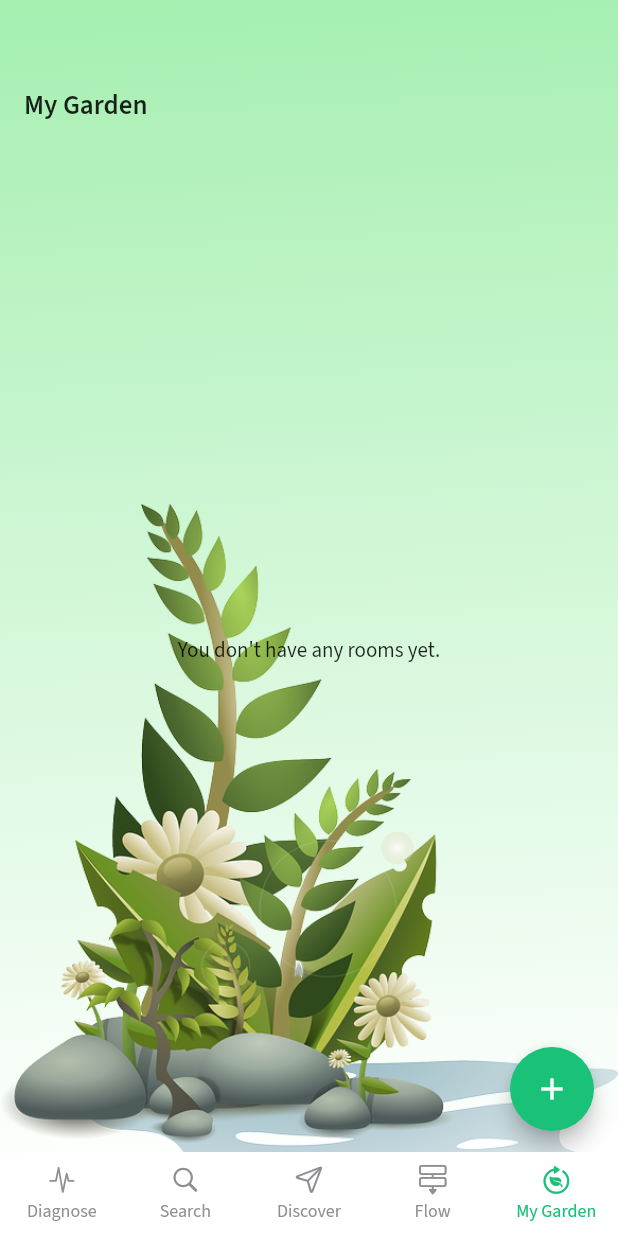
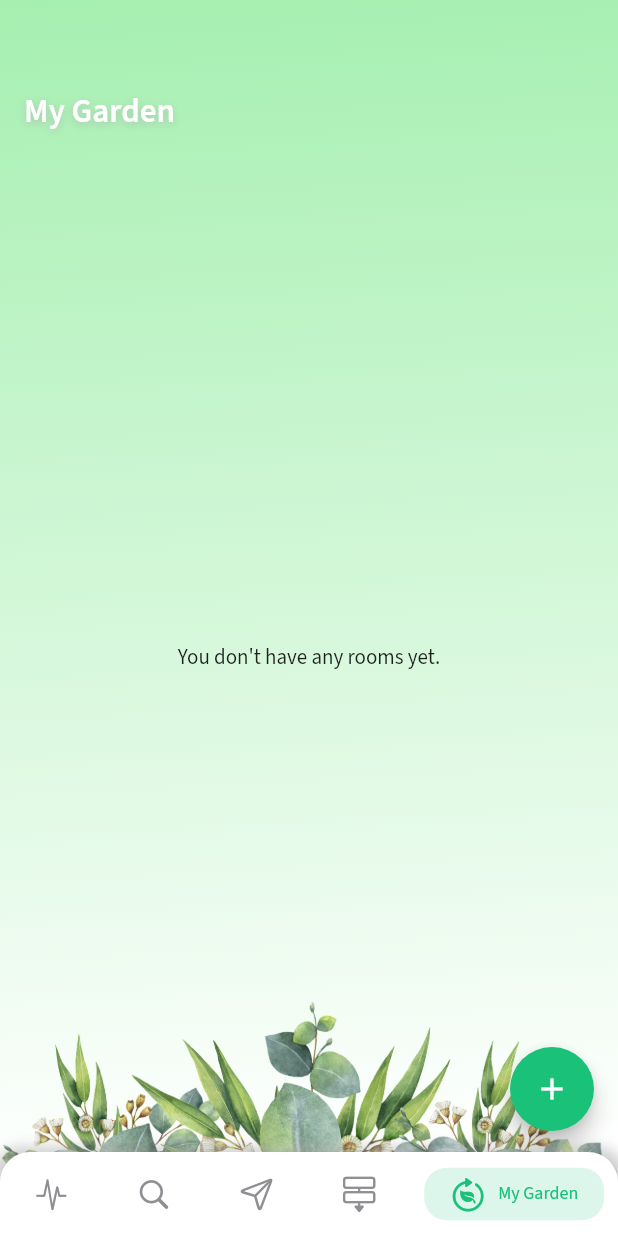
Before and after one commit to mertKatircioglu/bitky, a Flutter app: the HomeScreen screen opened directly, item 5 of the bottom bar chosen, on a phone screen of 412 x 824 dp. Run offline on Flutter 3.47's test engine with Material 2 defaults, Android fonts, the phone set to English and light mode, and no system bars; drawn by our look-alikes of persistent_bottom_nav_bar; our stand-ins replace accordion, animated_text_kit, appinio_swiper, cached_network_image, carousel_slider, cloud_firestore and 19 more; missing offline and left inert: dart:ffi, easy_image_viewer; accounts and stored records are empty; generated files the repository leaves out were written again.

Commit message:
-Some ui changes, bottom navigation bar shadow

```diff
--- a/lib/nav_bar_items/my_garden_item.dart
+++ b/lib/nav_bar_items/my_garden_item.dart
@@ -417,7 +417,8 @@ class _MyGardenState extends State<MyGarden> {
           width: MediaQuery.of(context).size.width,
           decoration:  const BoxDecoration(
             image: DecorationImage(
-                image: AssetImage('images/plant1.png'),alignment: Alignment.bottomCenter),
+                image: AssetImage('images/bt_banner.png',),
+                alignment: Alignment.bottomCenter),
             gradient: LinearGradient(
                 colors: [
                   Color(0xFFFFFFFF),
@@ -444,7 +445,16 @@ class _MyGardenState extends State<MyGarden> {
                       Text(
                         AppLocalizations.of(context)!.mygardentitle,
                         style: GoogleFonts.sourceSansPro(
-                            fontSize: 18, fontWeight: FontWeight.w600),
+                          color: Colors.white,
+                            shadows: [
+                              BoxShadow(
+                                color: Colors.grey.withOpacity(0.5),
+                                spreadRadius: 5,
+                                blurRadius: 7,
+                                offset: const Offset(0, 2), // changes position of shadow
+                              )
+                            ],
+                            fontSize: 22, fontWeight: FontWeight.w600),
                       ),
                       /*  IconButton(
                             onPressed: (){
--- a/lib/screens/home_screen.dart
+++ b/lib/screens/home_screen.dart
@@ -52,7 +52,7 @@ class _HomeScreenState extends State<HomeScreen> {
   List<PersistentBottomNavBarItem> _navBarsItems() {
     return [
       PersistentBottomNavBarItem(
-        icon: const Icon(CupertinoIcons.waveform_path_ecg, size: 20),
+        icon: const Icon(CupertinoIcons.waveform_path_ecg, size: 24),
         title: (AppLocalizations.of(context)!.diagnosetitle),
         textStyle: GoogleFonts.sourceSansPro(fontSize: 12),
 
@@ -60,21 +60,21 @@ class _HomeScreenState extends State<HomeScreen> {
         inactiveColorPrimary: CupertinoColors.systemGrey,
       ),
       PersistentBottomNavBarItem(
-        icon: const Icon(CupertinoIcons.search, size: 20,),
+        icon: const Icon(CupertinoIcons.search, size: 24,),
         title: (AppLocalizations.of(context)!.searchtitle),
         textStyle: GoogleFonts.sourceSansPro(fontSize: 12),
         activeColorPrimary: kPrymaryColor,
         inactiveColorPrimary: CupertinoColors.systemGrey,
       ),
       PersistentBottomNavBarItem(
-        icon: const Icon(CupertinoIcons.paperplane, size: 20),
+        icon: const Icon(CupertinoIcons.paperplane, size: 24),
         title: (AppLocalizations.of(context)!.discover),
         textStyle: GoogleFonts.sourceSansPro(fontSize: 12),
         activeColorPrimary: kPrymaryColor,
         inactiveColorPrimary: CupertinoColors.systemGrey,
       ),
       PersistentBottomNavBarItem(
-        icon: const Icon(CupertinoIcons.flowchart, size: 20,),
+        icon: const Icon(CupertinoIcons.flowchart, size: 24,),
         title: (AppLocalizations.of(context)!.flowtitle),
         textStyle: GoogleFonts.sourceSansPro(fontSize: 12),
         activeColorPrimary: kPrymaryColor,
@@ -82,7 +82,7 @@ class _HomeScreenState extends State<HomeScreen> {
       ),
 
       PersistentBottomNavBarItem(
-        icon: const Icon(CupertinoIcons.leaf_arrow_circlepath, size: 20),
+        icon: const Icon(CupertinoIcons.leaf_arrow_circlepath, size: 24),
         title: (AppLocalizations.of(context)!.mygardentitle),
         textStyle: GoogleFonts.sourceSansPro(fontSize: 12),
         activeColorPrimary: kPrymaryColor,
@@ -114,10 +114,18 @@ class _HomeScreenState extends State<HomeScreen> {
 
         },*/
         handleAndroidBackButtonPress: true,
-        navBarStyle: NavBarStyle.style6,
+        navBarStyle: NavBarStyle.style9,
         hideNavigationBarWhenKeyboardShows: true,
         decoration: NavBarDecoration(
-          borderRadius: BorderRadius.circular(20.0),
+          boxShadow:[
+            BoxShadow(
+              color: Colors.grey.withOpacity(0.5),
+              spreadRadius: 5,
+              blurRadius: 7,
+              offset: const Offset(0, 2), // changes position of shadow
+            )
+          ] ,
+          borderRadius: const BorderRadius.only(topLeft:Radius.circular( 20.0), topRight:Radius.circular( 20.0)),
           colorBehindNavBar: Colors.white,
 
         ),
--- a/lib/widgets/swipe_item_widget.dart
+++ b/lib/widgets/swipe_item_widget.dart
@@ -80,7 +80,7 @@ class ExampleCard extends StatelessWidget {
                               padding: const EdgeInsets.all(8.0),
                               child: Row(
                                 children:  [
-                                  const Icon(Icons.label,size: 24, color: kPrymaryColor,),
+                                  const Icon(Icons.label_important_outline_sharp,size: 24, color: kPrymaryColor,),
                                   Text(title!, style:GoogleFonts.sourceSansPro(fontSize: 18,fontWeight: FontWeight.w600, color: Colors.white) ,),
                                 ],
                               ),
```
Also changed, not shown: lib/nav_bar_items/diagnose_item.dart (+19 -10 lines), lib/nav_bar_items/discover_item.dart (+13 -4 lines), lib/nav_bar_items/flow_item.dart (+10 -1 lines), images/back.png (deleted), images/gg.jpg (deleted), images/image_1.jpeg (deleted), images/image_2.jpeg (deleted), images/mainBack.png (deleted), images/room.png (deleted), images/test.png (deleted).
